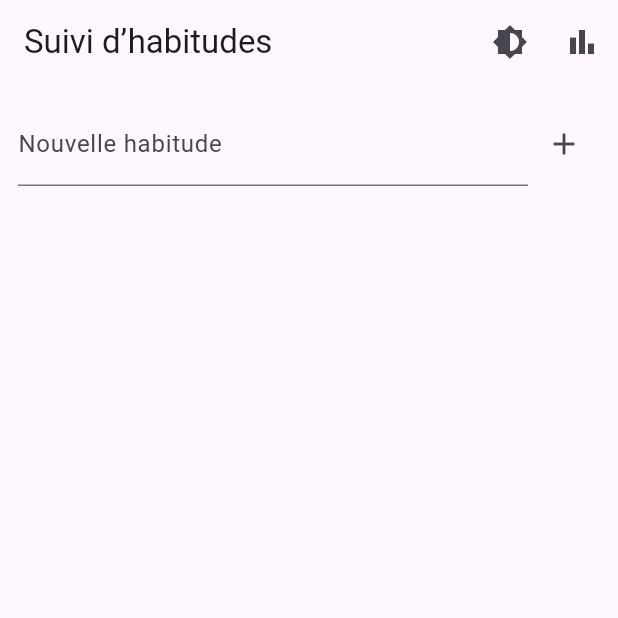
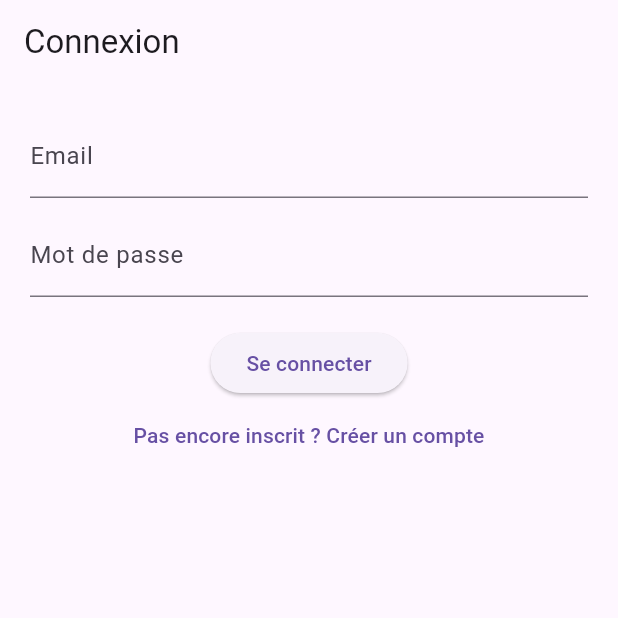
Before and after one commit to matteoVcs/habit_tracker, a Flutter app: the screen it shows after launch, on a phone screen of 412 x 824 dp, the top half of it. Run offline on Flutter 3.47's test engine with Material 3 defaults, Android fonts, the phone set to English and light mode, and no system bars; our stand-ins replace sqflite_common_ffi; accounts and stored records are empty.

Commit message:
login feature

```diff
--- a/lib/db/database_helper.dart
+++ b/lib/db/database_helper.dart
@@ -1,6 +1,8 @@
 import 'package:path/path.dart';
 import 'package:sqflite_common_ffi/sqflite_ffi.dart';
 import 'package:intl/intl.dart';
+import 'dart:convert';
+import 'package:crypto/crypto.dart';
 
 class DatabaseHelper {
   static final DatabaseHelper _instance = DatabaseHelper._internal();
@@ -23,11 +25,20 @@ class DatabaseHelper {
       version: 1,
       onCreate: (db, version) async {
         await db.execute('''
+          CREATE TABLE users (
+            id INTEGER PRIMARY KEY AUTOINCREMENT,
+            email TEXT UNIQUE NOT NULL,
+            password TEXT NOT NULL
+          );
+        ''');
+
+        await db.execute('''
           CREATE TABLE habits (
             id INTEGER PRIMARY KEY AUTOINCREMENT,
             name TEXT NOT NULL
           );
         ''');
+
         await db.execute('''
           CREATE TABLE habit_checks (
             id INTEGER PRIMARY KEY AUTOINCREMENT,
@@ -39,6 +50,43 @@ class DatabaseHelper {
       },
     ));
   }
+
+  // --------- Utilisateurs (auth) ---------
+
+  String _hashPassword(String password) {
+    final bytes = utf8.encode(password);
+    return sha256.convert(bytes).toString();
+  }
+
+  Future<int?> registerUser(String email, String password) async {
+    final db = await database;
+    try {
+      return await db.insert('users', {
+        'email': email,
+        'password': _hashPassword(password),
+      });
+    } catch (_) {
+      return null;
+    }
+  }
+
+  Future<Map<String, dynamic>?> loginUser(String email, String password) async {
+    final db = await database;
+    final hashed = _hashPassword(password);
+    final users = await db.query('users',
+        where: 'email = ? AND password = ?', whereArgs: [email, hashed]);
+    if (users.isNotEmpty) return users.first;
+    return null;
+  }
+
+  Future<Map<String, dynamic>?> getUserByEmail(String email) async {
+    final db = await database;
+    final users = await db.query('users', where: 'email = ?', whereArgs: [email]);
+    if (users.isNotEmpty) return users.first;
+    return null;
+  }
+
+  // --------- Habitudes ---------
 
   Future<List<Map<String, dynamic>>> getHabits() async {
     final db = await database;
@@ -90,6 +138,5 @@ class DatabaseHelper {
       DateFormat('yyyy-MM-dd').format(now)
     ]);
     return result.first['count'] as int? ?? 0;
-
   }
 }
--- /dev/null
+++ b/lib/login_page.dart
@@ -0,0 +1,113 @@
+import 'package:flutter/material.dart';
+import 'db/database_helper.dart';
+import 'habit_list_page.dart';
+
+class LoginPage extends StatefulWidget {
+  const LoginPage({super.key});
+
+  @override
+  State<LoginPage> createState() => _LoginPageState();
+}
+
+class _LoginPageState extends State<LoginPage> {
+  final DatabaseHelper dbHelper = DatabaseHelper();
+  final TextEditingController _emailController = TextEditingController();
+  final TextEditingController _passwordController = TextEditingController();
+
+  String _message = '';
+  bool _isLogin = true;
+
+  void _toggleMode() {
+    setState(() {
+      _isLogin = !_isLogin;
+      _message = '';
+    });
+  }
+
+  Future<void> _submit() async {
+    final email = _emailController.text.trim();
+    final password = _passwordController.text;
+
+    if (email.isEmpty || password.isEmpty) {
+      setState(() {
+        _message = 'Veuillez remplir tous les champs';
+      });
+      return;
+    }
+
+    if (_isLogin) {
+      final user = await dbHelper.loginUser(email, password);
+      if (user != null) {
+        // ✅ Redirection vers la page principale
+        Navigator.of(context).pushReplacement(
+          MaterialPageRoute(builder: (_) => const HabitListPage()),
+        );
+      } else {
+        setState(() {
+          _message = 'Identifiants invalides';
+        });
+      }
+    } else {
+      final exists = await dbHelper.getUserByEmail(email);
+      if (exists != null) {
+        setState(() {
+          _message = 'Un compte existe déjà avec cet e-mail';
+        });
+        return;
+      }
+
+      final id = await dbHelper.registerUser(email, password);
+      if (id != null) {
+        setState(() {
+          _message = 'Compte créé ! Connectez-vous.';
+          _isLogin = true;
+        });
+      } else {
+        setState(() {
+          _message = 'Erreur lors de l\'inscription';
+        });
+      }
+    }
+  }
+
+  @override
+  Widget build(BuildContext context) {
+    return Scaffold(
+      appBar: AppBar(title: Text(_isLogin ? 'Connexion' : 'Créer un compte')),
+      body: Padding(
+        padding: const EdgeInsets.all(20),
+        child: Column(
+          children: [
+            TextField(
+              controller: _emailController,
+              decoration: const InputDecoration(labelText: 'Email'),
+            ),
+            const SizedBox(height: 10),
+            TextField(
+              controller: _passwordController,
+              obscureText: true,
+              decoration: const InputDecoration(labelText: 'Mot de passe'),
+            ),
+            const SizedBox(height: 20),
+            ElevatedButton(
+              onPressed: _submit,
+              child: Text(_isLogin ? 'Se connecter' : 'Créer un compte'),
+            ),
+            TextButton(
+              onPressed: _toggleMode,
+              child: Text(_isLogin
+                  ? 'Pas encore inscrit ? Créer un compte'
+                  : 'Déjà inscrit ? Se connecter'),
+            ),
+            const SizedBox(height: 10),
+            if (_message.isNotEmpty)
+              Text(
+                _message,
+                style: const TextStyle(color: Colors.red),
+              )
+          ],
+        ),
+      ),
+    );
+  }
+}
--- a/lib/main.dart
+++ b/lib/main.dart
@@ -1,12 +1,13 @@
 import 'package:flutter/material.dart';
 import 'package:sqflite_common_ffi/sqflite_ffi.dart';
-import 'habit_list_page.dart';
 import 'theme_controller.dart';
+import 'login_page.dart';
 
 void main() async {
   WidgetsFlutterBinding.ensureInitialized();
   sqfliteFfiInit();
   databaseFactory = databaseFactoryFfi;
+
   runApp(
     ValueListenableBuilder<ThemeMode>(
       valueListenable: themeController,
@@ -32,7 +33,7 @@ class HabitTrackerApp extends StatelessWidget {
         brightness: Brightness.dark,
         primarySwatch: Colors.indigo,
       ),
-      home: const HabitListPage(),
+      home: const LoginPage(),
     );
   }
 }
--- a/pubspec.yaml
+++ b/pubspec.yaml
@@ -88,3 +88,4 @@ dependencies:
   path: ^1.9.1
   intl: ^0.18.1
   sqflite: ^2.4.2
+  crypto: ^3.0.6
```
Also changed, not shown: lib/habit_list_page.dart (+12 -9 lines), pubspec.lock, 1 other file.
